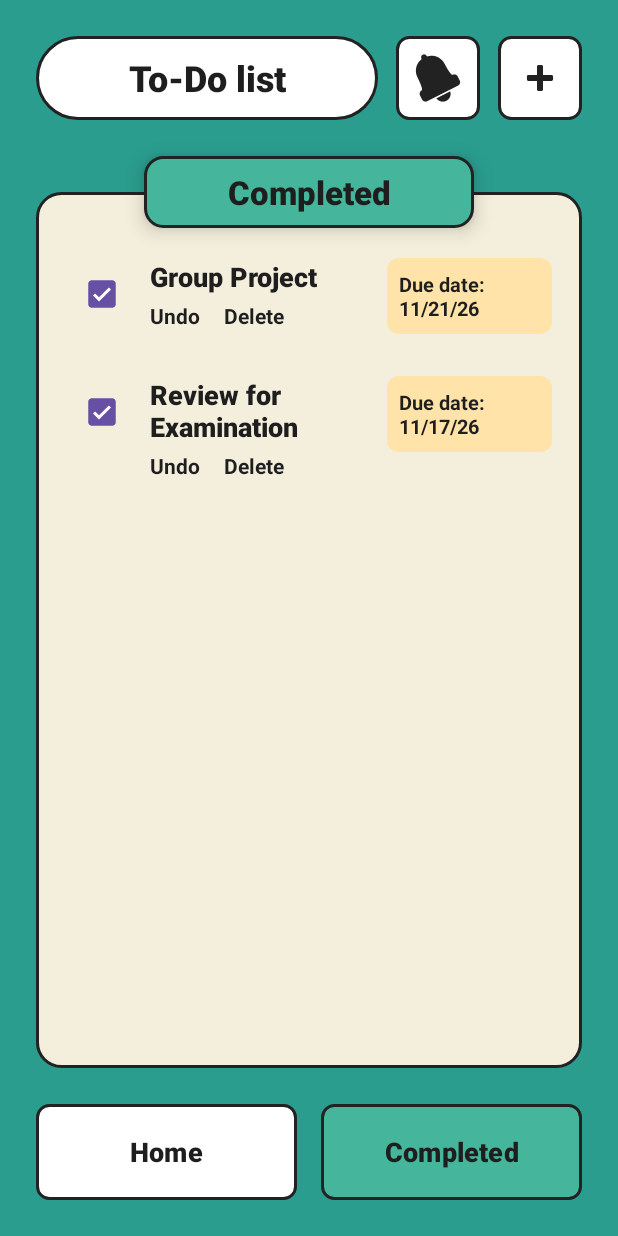
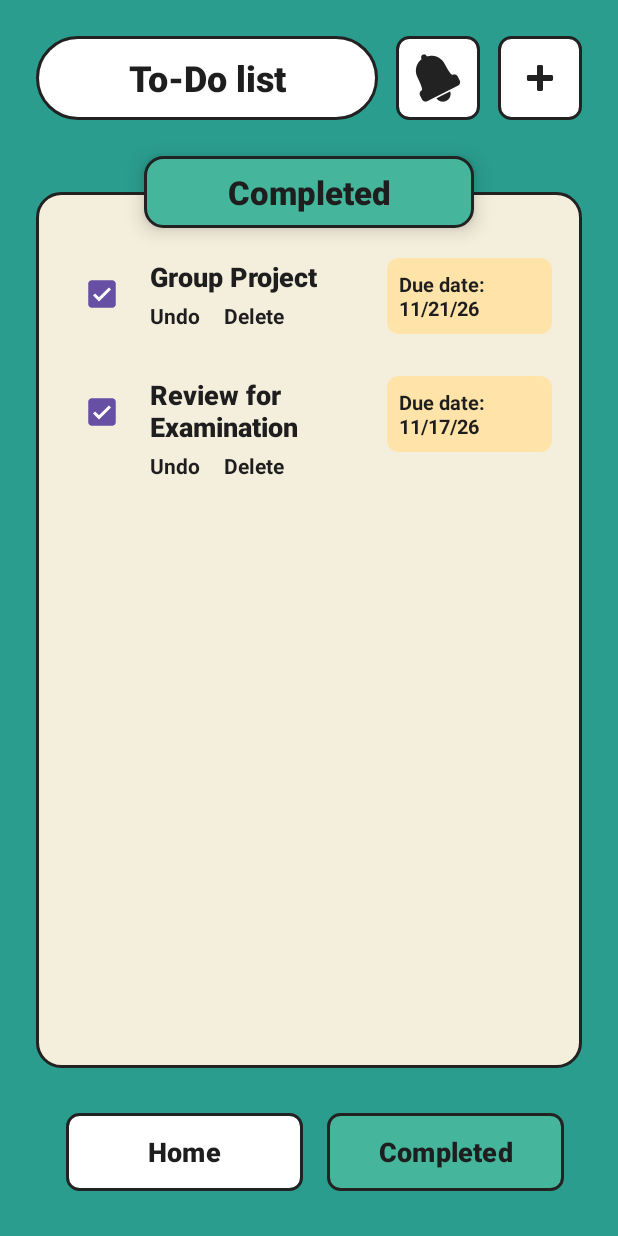
Before and after one commit to MaraanAngelo/ApplicationProject, an Android app: the CompletedActivity screen opened directly, with no data from a screen before it, on a phone screen of 412 x 824 dp. Run offline under Robolectric (Android 15) with nearby library versions, the phone set to English and light mode, and no system bars.

Commit message:
Saved my local changes

```diff
--- a/app/src/main/res/layout/activity_completed_task.xml
+++ b/app/src/main/res/layout/activity_completed_task.xml
@@ -3,6 +3,7 @@
     xmlns:app="http://schemas.android.com/apk/res-auto"
     xmlns:tools="http://schemas.android.com/tools"
     android:id="@+id/main"
+    style="?android:attr/buttonBarStyle"
     android:layout_width="match_parent"
     android:layout_height="match_parent"
     android:background="@color/app_teal"
@@ -29,7 +30,7 @@
             android:background="@drawable/bg_pill_white"
             android:fontFamily="sans-serif-medium"
             android:gravity="center"
-            android:text="To-Do list"
+            android:text="@string/to_do_list"
             android:textColor="@color/text_dark"
             android:textSize="24sp"
             android:textStyle="bold" />
@@ -40,7 +41,7 @@
             android:layout_height="56dp"
             android:layout_marginStart="12dp"
             android:background="@drawable/bg_button_white"
-            android:contentDescription="Notifications"
+            android:contentDescription="@string/notifications"
             android:src="@android:drawable/ic_popup_reminder"
             app:tint="@color/border_dark" />
 
@@ -50,7 +51,7 @@
             android:layout_height="56dp"
             android:layout_marginStart="12dp"
             android:background="@drawable/bg_button_white"
-            android:contentDescription="Add Task"
+            android:contentDescription="@string/add_task"
             android:src="@android:drawable/ic_input_add"
             app:tint="@color/border_dark" />
 
@@ -66,7 +67,7 @@
         android:elevation="4dp"
         android:fontFamily="sans-serif-medium"
         android:gravity="center"
-        android:text="Completed"
+        android:text="@string/completed"
         android:textColor="@color/text_dark"
         android:textSize="22sp"
         android:textStyle="bold"
@@ -78,6 +79,7 @@
     <!-- Main Content Card -->
     <androidx.constraintlayout.widget.ConstraintLayout
         android:id="@+id/mainCard"
+        style="?android:attr/buttonBarStyle"
         android:layout_width="0dp"
         android:layout_height="0dp"
         android:layout_marginStart="24dp"
@@ -94,6 +96,7 @@
         app:layout_constraintTop_toBottomOf="@id/topBar">
 
         <ScrollView
+            style="?android:attr/buttonBarStyle"
             android:layout_width="0dp"
             android:layout_height="0dp"
             android:fillViewport="true"
@@ -121,7 +124,8 @@
                         android:layout_height="wrap_content"
                         android:checked="true"
                         app:layout_constraintStart_toStartOf="parent"
-                        app:layout_constraintTop_toTopOf="parent" />
+                        app:layout_constraintTop_toTopOf="parent"
+                        tools:ignore="DuplicateSpeakableTextCheck" />
 
                     <TextView
                         android:id="@+id/tvGroupTitle"
@@ -130,7 +134,7 @@
                         android:layout_marginStart="8dp"
                         android:layout_marginEnd="12dp"
                         android:fontFamily="sans-serif-medium"
-                        android:text="Group Project"
+                        android:text="@string/group_project"
                         android:textColor="@color/text_dark"
                         android:textSize="18sp"
                         android:textStyle="bold"
@@ -155,10 +159,11 @@
                             android:background="?attr/selectableItemBackground"
                             android:clickable="true"
                             android:focusable="true"
-                            android:text="Undo"
+                            android:text="@string/undo"
                             android:textColor="@color/text_dark"
                             android:textSize="14sp"
-                            android:textStyle="bold" />
+                            android:textStyle="bold"
+                            tools:ignore="TouchTargetSizeCheck,DuplicateSpeakableTextCheck" />
 
                         <TextView
                             android:id="@+id/tvDelete1"
@@ -167,10 +172,11 @@
                             android:background="?attr/selectableItemBackground"
                             android:clickable="true"
                             android:focusable="true"
-                            android:text="Delete"
+                            android:text="@string/delete"
                             android:textColor="@color/text_dark"
                             android:textSize="14sp"
-                            android:textStyle="bold" />
+                            android:textStyle="bold"
+                            tools:ignore="TouchTargetSizeCheck,DuplicateSpeakableTextCheck" />
                     </LinearLayout>
 
                     <TextView
@@ -180,7 +186,7 @@
                         android:background="@drawable/bg_date_badge"
                         android:fontFamily="sans-serif"
                         android:padding="8dp"
-                        android:text="Due date:\n11/21/26"
+                        android:text="@string/due_date_n11_21_26"
                         android:textColor="@color/text_dark"
                         android:textSize="13sp"
                         android:textStyle="bold"
@@ -191,6 +197,7 @@
 
                 <!-- Task 2: Review for Examination (Completed) -->
                 <androidx.constraintlayout.widget.ConstraintLayout
+                    style="?android:attr/buttonBarStyle"
                     android:layout_width="match_parent"
                     android:layout_height="wrap_content">
 
@@ -209,7 +216,7 @@
                         android:layout_marginStart="8dp"
                         android:layout_marginEnd="12dp"
                         android:fontFamily="sans-serif-medium"
-                        android:text="Review for Examination"
+                        android:text="@string/review_for_examination"
                         android:textColor="@color/text_dark"
                         android:textSize="18sp"
                         android:textStyle="bold"
@@ -234,10 +241,11 @@
                             android:background="?attr/selectableItemBackground"
                             android:clickable="true"
                             android:focusable="true"
-                            android:text="Undo"
+                            android:text="@string/undo1"
                             android:textColor="@color/text_dark"
                             android:textSize="14sp"
-                            android:textStyle="bold" />
+                            android:textStyle="bold"
+                            tools:ignore="TouchTargetSizeCheck" />
 
                         <TextView
                             android:id="@+id/tvDelete2"
@@ -246,10 +254,11 @@
                             android:background="?attr/selectableItemBackground"
                             android:clickable="true"
                             android:focusable="true"
-                            android:text="Delete"
+                            android:text="@string/delete1"
                             android:textColor="@color/text_dark"
                             android:textSize="14sp"
-                            android:textStyle="bold" />
+                            android:textStyle="bold"
+                            tools:ignore="TouchTargetSizeCheck" />
                     </LinearLayout>
 
                     <TextView
@@ -259,7 +268,7 @@
                         android:background="@drawable/bg_date_badge"
                         android:fontFamily="sans-serif"
                         android:padding="8dp"
-                        android:text="Due date:\n11/17/26"
+                        android:text="@string/due_date_n11_17_26"
                         android:textColor="@color/text_dark"
                         android:textSize="13sp"
                         android:textStyle="bold"
@@ -276,6 +285,7 @@
     <!-- Bottom Navigation Bar -->
     <LinearLayout
         android:id="@+id/bottomNav"
+        style="?android:attr/buttonBarButtonStyle"
         android:layout_width="0dp"
         android:layout_height="64dp"
         android:layout_marginStart="24dp"
@@ -288,13 +298,14 @@
 
         <Button
             android:id="@+id/btnHomeNav"
+            style="?android:attr/buttonBarButtonStyle"
             android:layout_width="0dp"
             android:layout_height="match_parent"
             android:layout_weight="1"
             android:layout_marginEnd="8dp"
             android:background="@drawable/bg_button_white"
             android:fontFamily="sans-serif-medium"
-            android:text="Home"
+            android:text="@string/home"
             android:textColor="@color/text_dark"
             android:textSize="18sp"
             android:textStyle="bold"
@@ -304,15 +315,16 @@
             android:id="@+id/btnCompletedNav"
             android:layout_width="0dp"
             android:layout_height="match_parent"
+            android:layout_marginStart="8dp"
             android:layout_weight="1"
-            android:layout_marginStart="8dp"
             android:background="@drawable/bg_button_teal"
             android:fontFamily="sans-serif-medium"
-            android:text="Completed"
+            android:text="@string/completed1"
             android:textColor="@color/text_dark"
             android:textSize="18sp"
             android:textStyle="bold"
-            app:backgroundTint="@null" />
+            app:backgroundTint="@null"
+            tools:ignore="ButtonStyle,DuplicateSpeakableTextCheck" />
 
     </LinearLayout>
 
--- a/app/src/main/res/values/strings.xml
+++ b/app/src/main/res/values/strings.xml
@@ -1,3 +1,37 @@
 <resources>
     <string name="app_name">ApplicationProject</string>
+    <string name="to_do_list">To-Do list</string>
+    <string name="add_task">Add Task</string>
+    <string name="notifications">Notifications</string>
+    <string name="completed">Completed</string>
+    <string name="group_project">Group Project</string>
+    <string name="undo">Undo</string>
+    <string name="delete">Delete</string>
+    <string name="due_date_n11_21_26">Due date:\n11/21/26</string>
+    <string name="review_for_examination">Review for Examination</string>
+    <string name="undo1">Undo</string>
+    <string name="delete1">Delete</string>
+    <string name="due_date_n11_17_26">Due date:\n11/17/26</string>
+    <string name="home">Home</string>
+    <string name="completed1">Completed</string>
+    <string name="to_do_list1">To-Do list</string>
+    <string name="notifications1">Notifications</string>
+    <string name="back">Back</string>
+    <string name="add_task1">Add task</string>
+    <string name="task_title">Task Title</string>
+    <string name="enter_task_title">Enter task title</string>
+    <string name="description_optional">Description (optional)</string>
+    <string name="enter_a_short_description">Enter a short description</string>
+    <string name="category">Category</string>
+    <string name="due_date1">Due Date</string>
+    <string name="mm_dd_yyyy">mm/dd/yyyy</string>
+    <string name="save_task">Save Task</string>
+    <string name="cancel">Cancel</string>
+    <string name="to_do_list2">To-Do list</string>
+    <string name="back1">Back</string>
+    <string name="notifications2">Notifications</string>
+    <string name="coding_assignment">Coding Assignment</string>
+    <string name="due_date_11_20_26">Due date: 11/20/26</string>
+    <string name="your_coding_assignment_is_due_soon">Your coding assignment is due soon.</string>
+    <string name="dismiss">Dismiss</string>
 </resources>
```
Also changed, not shown: app/src/main/res/layout/activity_add_task.xml (+23 -17 lines), app/src/main/res/layout/activity_notifications.xml (+7 -7 lines).
